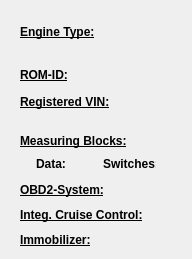
Above: ui/CUinfo_Engine.ui from Comer352L/FreeSSM before the change. Below: the same form after it.
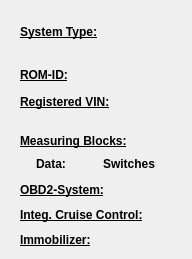
That is the form after the change.

Commit message: CUinfo-widgets: rename and unify system type title labels

Diff of the .ui file:
```diff
--- a/ui/CUinfo_Engine.ui
+++ b/ui/CUinfo_Engine.ui
@@ -483,7 +483,7 @@
     </font>
    </property>
    <property name="text">
-    <string>Engine Type:</string>
+    <string>System Type:</string>
    </property>
   </widget>
   <widget class="QLabel" name="enginetype_label">
```
Left out of the diff: 4 changed lines with no effect on the pictures. The commit also changes 9 other files.
